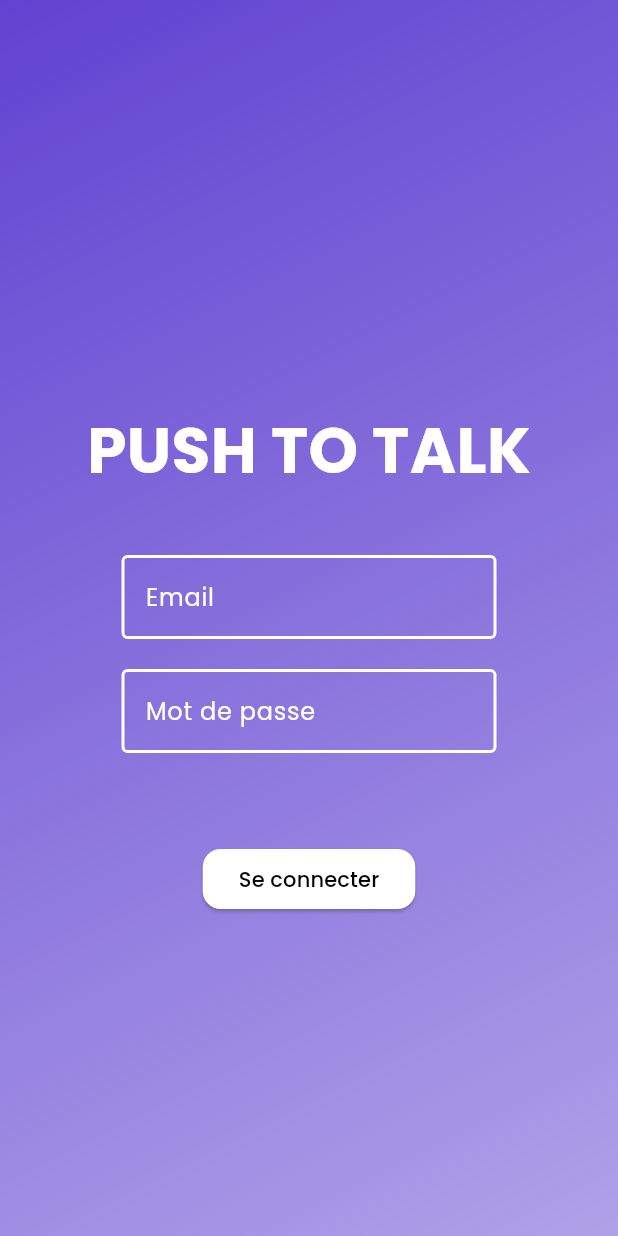
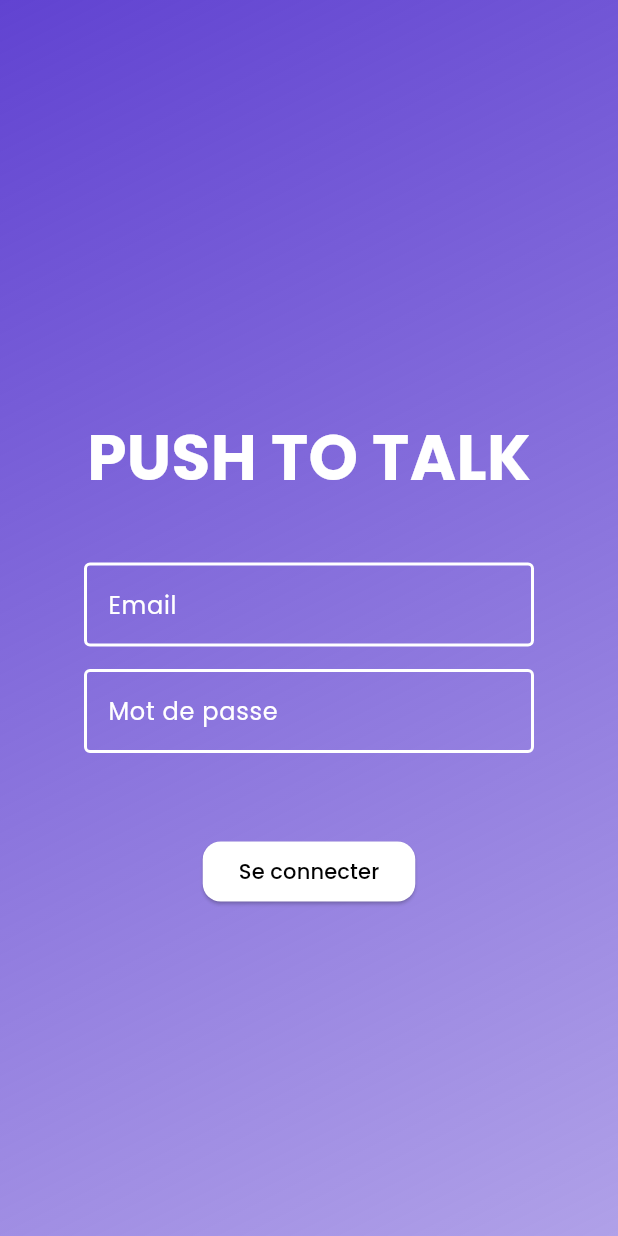
Before and after one commit to jvondermarck/alcatel-frontend, a Flutter app: the screen it shows after launch, on a phone screen of 412 x 824 dp. Run offline on Flutter 3.47's test engine with Material 2 defaults, Android fonts, the phone set to English and light mode, and no system bars.

Commit message:
feat: :lipstick: update CustomTextField width

```diff
--- a/lib/components/custom_text_field.dart
+++ b/lib/components/custom_text_field.dart
@@ -21,7 +21,7 @@ class _CustomTextFieldState extends State<CustomTextField> {
     return Column(
       children: [
         SizedBox(
-            width: 250,
+            width: 300,
             child: TextField(
                 controller: widget.controller,
                 cursorColor: Colors.white,
@@ -40,7 +40,7 @@ class _CustomTextFieldState extends State<CustomTextField> {
                       borderSide: BorderSide(width: 2, color: Colors.white)),
                 ))),
         const SizedBox(
-          height: 20,
+          height: 15,
         ),
       ],
     );
```
